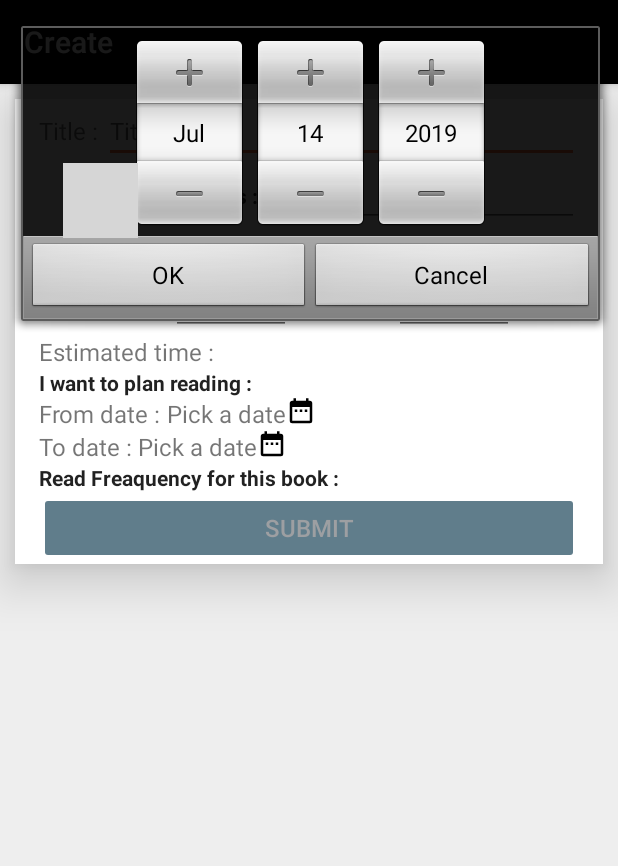
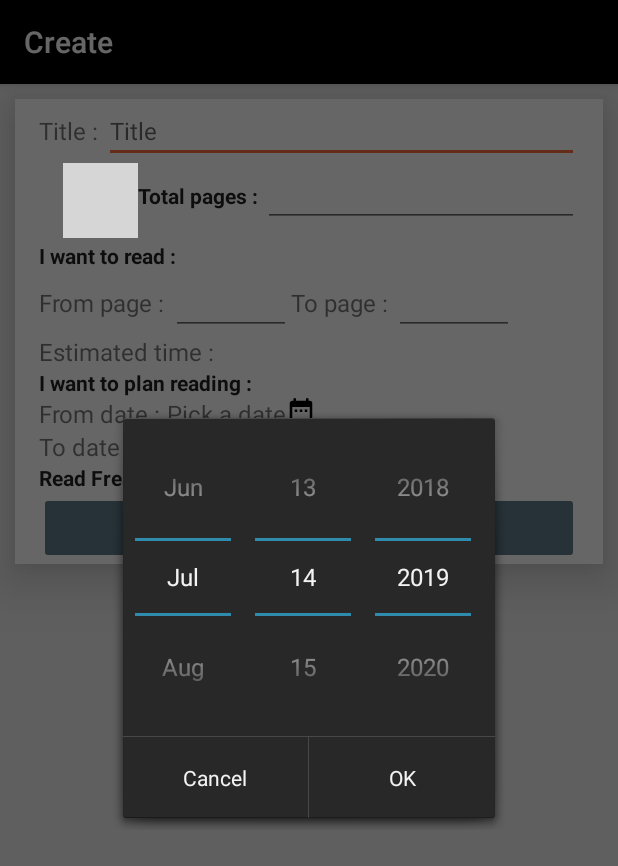
Before and after one commit to Vanessaguillemain/udacity_capstone, an Android app: the BookDetailActivity screen opened directly, with no data from a screen before it, after a tap on an icon or button, on a phone screen of 412 x 824 dp. Shown: the top 866 px of the screen. Run offline under Robolectric (Android 15) with nearby library versions, the light colour scheme and no system bars; our stand-ins replace ButterKnife, Room's generated code; libraries missing offline, so code that uses them is left out: android.arch.persistence; grey boxes are pictures that could not be loaded.

Commit message:
fix : DatePicker shows well in portrait mode

```diff
--- a/app/build.gradle
+++ b/app/build.gradle
@@ -4,7 +4,7 @@ android {
     compileSdkVersion 26
     defaultConfig {
         applicationId "com.example.android.bookstudyplanner"
-        minSdkVersion 19
+        minSdkVersion 21
         targetSdkVersion 26
         versionCode 1
         versionName "1.0"
--- a/app/src/main/java/com/example/android/bookstudyplanner/uis/BookDetailActivity.java
+++ b/app/src/main/java/com/example/android/bookstudyplanner/uis/BookDetailActivity.java
@@ -390,10 +390,8 @@ public class BookDetailActivity extends AppCompatActivity implements TextWatcher
         int m = (monthFrom != 0) ? monthFrom:month;
         int d = (dayOfMonthFrom != 0) ? dayOfMonthFrom:dayOfMonth;
 
-        DatePickerDialog datePickerDialog = new DatePickerDialog(BookDetailActivity.this, android.R.style.Theme_Black,
+        DatePickerDialog datePickerDialog = new DatePickerDialog(BookDetailActivity.this, android.R.style.Theme_Holo_Dialog,
                 mDateFromSetListener, y, m, d);
-        datePickerDialog.getDatePicker().setSpinnersShown(true);
-        datePickerDialog.getDatePicker().setCalendarViewShown(false);
 
         datePickerDialog.getWindow().setBackgroundDrawable(new ColorDrawable(Color.TRANSPARENT));
         datePickerDialog.show();
@@ -404,10 +402,8 @@ public class BookDetailActivity extends AppCompatActivity implements TextWatcher
         int m = (monthTo != 0) ? monthTo:month;
         int d = (dayOfMonthTo != 0) ? dayOfMonthTo:dayOfMonth;
 
-        DatePickerDialog datePickerDialog = new DatePickerDialog(BookDetailActivity.this, android.R.style.Theme_Black,
+        DatePickerDialog datePickerDialog = new DatePickerDialog(BookDetailActivity.this, android.R.style.Theme_Holo_Dialog,
                 mDateToSetListener, y, m, d);
-        datePickerDialog.getDatePicker().setSpinnersShown(true);
-        datePickerDialog.getDatePicker().setCalendarViewShown(false);
 
         datePickerDialog.getWindow().setBackgroundDrawable(new ColorDrawable(Color.TRANSPARENT));
         datePickerDialog.show();
```
